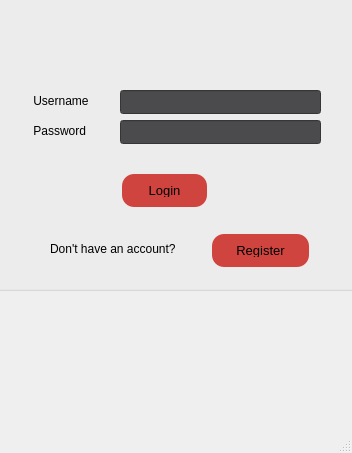
This is kOrganizify/src/mainwindow.ui in jelisavetagavrilovic/kOrganizify as Qt 5 draws it before an edit. The edited form follows.
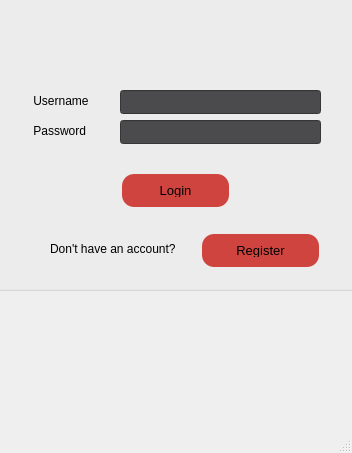
This is the edited form. Icons and pictures are not drawn.

```diff
--- a/kOrganizify/src/mainwindow.ui
+++ b/kOrganizify/src/mainwindow.ui
@@ -102,7 +102,7 @@
       <rect>
        <x>190</x>
        <y>180</y>
-       <width>89</width>
+       <width>111</width>
        <height>41</height>
       </rect>
      </property>
@@ -145,9 +145,9 @@
     <widget class="QPushButton" name="btnRegister">
      <property name="geometry">
       <rect>
-       <x>280</x>
+       <x>270</x>
        <y>240</y>
-       <width>101</width>
+       <width>121</width>
        <height>41</height>
       </rect>
      </property>
```
Left out of the diff: 8 changed lines with no effect on the pictures.
